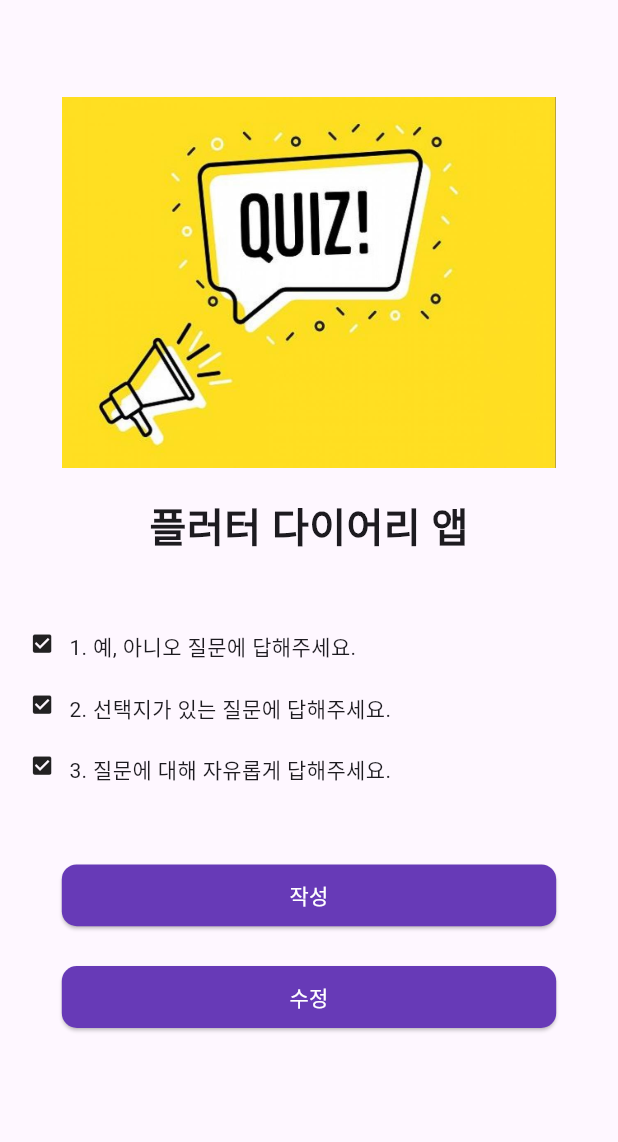
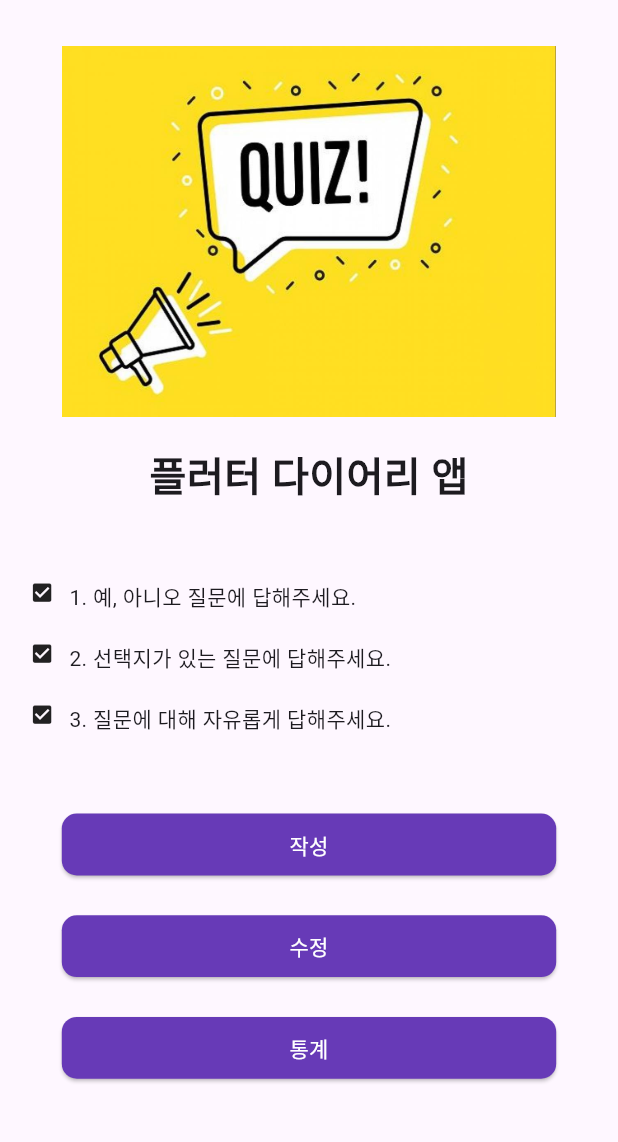
Before and after one commit to em1128/MyDiary, a Flutter app: the screen it shows after launch, on a phone screen of 412 x 824 dp, the part 84-1226 px from its top. Run offline on Flutter 3.47's test engine with Material 3 defaults, Android fonts, the phone set to English and light mode, and no system bars; our stand-ins replace auto_size_text, flutter_swiper_null_safety.

```diff
--- /dev/null
+++ b/lib/model/model_answer.dart
@@ -0,0 +1,19 @@
+class Answer{
+  int qID;
+  int ansCand;
+  String ansStr;
+
+
+  Answer({required this.qID, required this.ansCand, required this.ansStr});
+
+  Answer.fromMap(Map<String, dynamic> map):
+    qID = map['qID'],
+    ansCand = map['ansCand'],
+    ansStr = map['ansStr'];
+
+  addAnswer(int? cand, String? str){
+    ansCand = cand!;
+    ansStr = str!;
+  }
+
+}
--- a/lib/model/model_question.dart
+++ b/lib/model/model_question.dart
@@ -1,18 +1,16 @@
 class Question{
+  int qID;
   String title;
   List<String> candidates;
-  int ansCand;
-  String ansStr;
   bool rating;
   int candNum;
 
-  Question({required this.title, required this.candidates, required this.rating, required this.ansCand, required this.ansStr, required this.candNum});
+  Question({required this.qID,required this.title, required this.candidates, required this.rating, required this.candNum});
 
   Question.fromMap(Map<String, dynamic> map)
-    : title = map['title'],
+    : qID = map['qID'],
+      title = map['title'],
       candidates = map['candidates'],
-      ansCand = map['ansCand'],
-      ansStr = map['ansStr'],
       rating = map['rating'],
       candNum = map['candNum'];
 }
--- a/lib/screen/screen_home.dart
+++ b/lib/screen/screen_home.dart
@@ -1,7 +1,9 @@
 import 'package:flutter/material.dart';
+import 'package:my_diary/model/model_answer.dart';
 import 'package:my_diary/model/model_question.dart';
 import 'package:my_diary/screen/screen_create.dart';
 import 'package:my_diary/screen/screen_question.dart';
+import 'package:my_diary/screen/screen_stat.dart';
 
 class HomeScreen extends StatefulWidget {
   @override
@@ -11,39 +13,38 @@ class HomeScreen extends StatefulWidget {
 
 class _HomeScreenState extends State<HomeScreen>{
   List<Question> questions = [
-    // Question.fromMap({
-    //   'title': 'question',
-    //   'candidates': [''],
-    //   'ansCand': -1,
-    //   'ansStr': '',
-    //   'rating': false,
-    //   'candNum': 0,
-    // }),
     Question.fromMap({
+      'qID': 1,
+      'title': 'question',
+      'candidates': [''],
+      'rating': false,
+      'candNum': 0,
+    }),
+    Question.fromMap({
+      'qID': 2,
       'title': 'question',
       'candidates': ['a', 'b', 'c', 'd'],
-      'ansCand': -1,
-      'ansStr': '',
       'rating': false,
       'candNum': 4,
     }),
-    // Question.fromMap({
-    //   'title': 'question',
-    //   'candidates': ['e', 'f', 'g', 'h'],
-    //   'ansCand': -1,
-    //   'ansStr': '',
-    //   'rating': false,
-    //   'candNum': 4,
-    // }),
-    // Question.fromMap({
-    //   'title':'오늘 하루의 별점을 매겨주세요!',
-    //   'candidates':[''],
-    //   'ansCand': -1,
-    //   'ansStr': '',
-    //   'rating':true,
-    //   'candNum':0,
-    // }),
+    Question.fromMap({
+      'qID':3,
+      'title': 'question',
+      'candidates': ['e', 'f', 'g', 'h'],
+      'rating': false,
+      'candNum': 4,
+    }),
+    Question.fromMap({
+      'qID':4,
+      'title':'오늘 하루의 별점을 매겨주세요!',
+      'candidates':[''],
+      'rating':true,
+      'candNum':0,
+    }),
   ];
+  // List<Answer> answers = [
+
+  // ];
   @override
   Widget build(BuildContext context){
     //MediaQuery 적용
@@ -142,6 +143,33 @@ class _HomeScreenState extends State<HomeScreen>{
 
                     ),
                   ),
+                  Padding(
+                    padding: EdgeInsets.all(width * 0.024),
+                  ),
+                  ButtonTheme(
+                    child: ElevatedButton(
+                      style: ElevatedButton.styleFrom(
+                        backgroundColor: Colors.deepPurple,
+                        minimumSize: Size(width * 0.8, height * 0.05),
+                        shape: RoundedRectangleBorder(borderRadius: BorderRadius.circular(10)),
+                      ),
+                      onPressed: () {
+                        // Navigator.push(
+                        //   context,
+                        //   MaterialPageRoute(
+                        //     builder: (context) => StatScreen(
+                        //       answers: answers, questions: questions,
+                        //     ),
+                        //   ),
+                        // );
+                      },
+                      child: const Text(
+                        '통계',
+                        style: TextStyle(color: Colors.white),
+                      ),
+
+                    ),
+                  ),
                 ]
               ),
             ),
```
Also changed, not shown: lib/screen/screen_question.dart (+37 -32 lines), lib/screen/screen_result.dart (+4 -20 lines), lib/screen/screen_stat.dart (added, +127 -0 lines).
